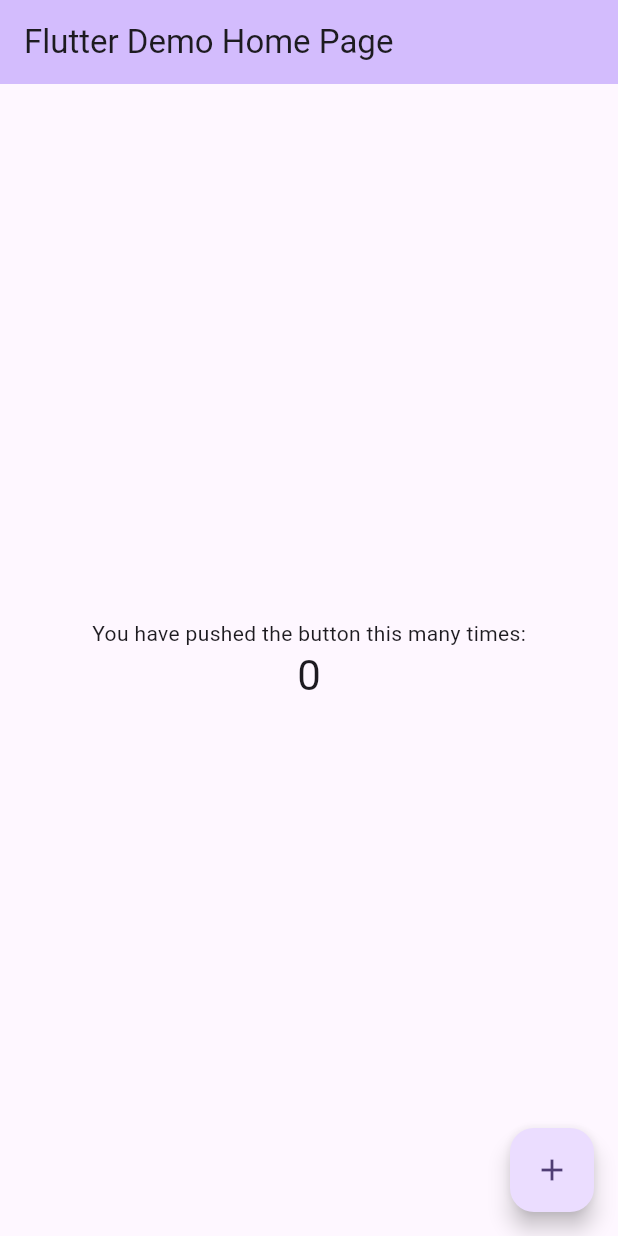
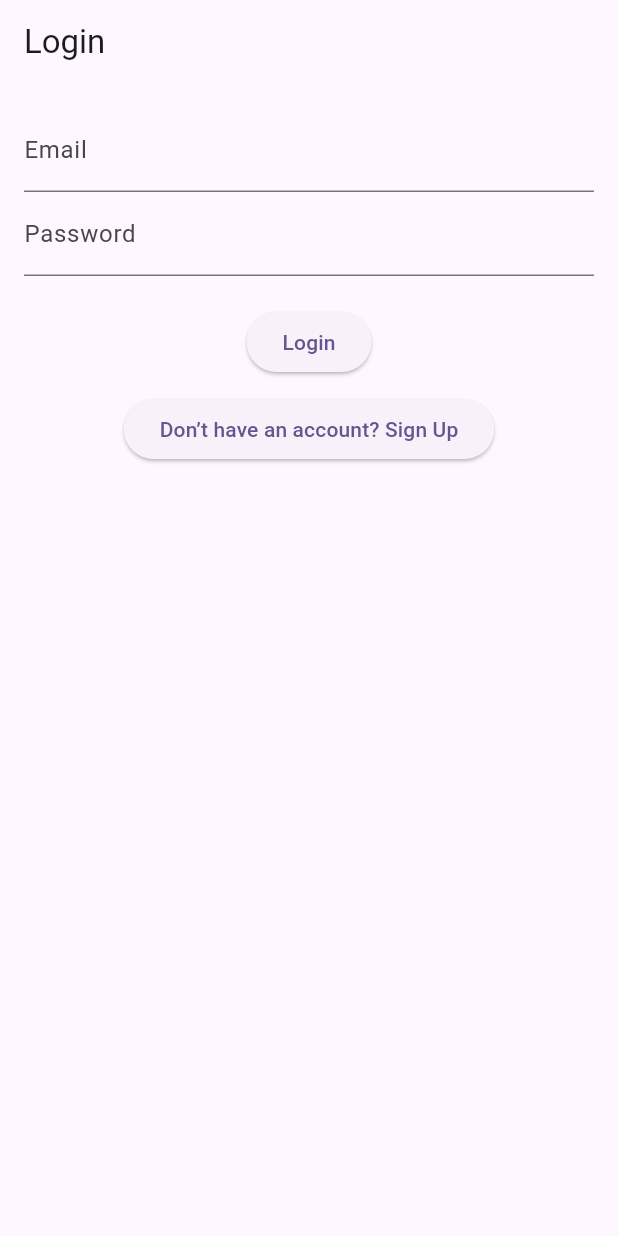
Before and after one commit to Muhammad-Saad-Muzamil/green_revive_app, a Flutter app: the screen it shows after launch, on a phone screen of 412 x 824 dp. Run offline on Flutter 3.47's test engine with Material 3 defaults, Android fonts, the light colour scheme and no system bars; our stand-ins replace firebase_auth, firebase_core; accounts and stored records are empty.

Commit message:
auth_complete

```diff
--- a/lib/main.dart
+++ b/lib/main.dart
@@ -1,4 +1,8 @@
+import 'package:firebase_auth/firebase_auth.dart';
 import 'package:firebase_core/firebase_core.dart';
+import 'package:greenreviveapp/pages/auth_pages/login_page.dart';
+
+import 'package:greenreviveapp/pages/home_page/home_page.dart';
 import 'firebase_options.dart';
 import 'package:flutter/material.dart';
 
@@ -13,119 +17,26 @@ void main() async{
 class MyApp extends StatelessWidget {
   const MyApp({super.key});
 
-  // This widget is the root of your application.
   @override
   Widget build(BuildContext context) {
     return MaterialApp(
       title: 'Flutter Demo',
       theme: ThemeData(
-        // This is the theme of your application.
-        //
-        // TRY THIS: Try running your application with "flutter run". You'll see
-        // the application has a purple toolbar. Then, without quitting the app,
-        // try changing the seedColor in the colorScheme below to Colors.green
-        // and then invoke "hot reload" (save your changes or press the "hot
-        // reload" button in a Flutter-supported IDE, or press "r" if you used
-        // the command line to start the app).
-        //
-        // Notice that the counter didn't reset back to zero; the application
-        // state is not lost during the reload. To reset the state, use hot
-        // restart instead.
-        //
-        // This works for code too, not just values: Most code changes can be
-        // tested with just a hot reload.
         colorScheme: ColorScheme.fromSeed(seedColor: Colors.deepPurple),
         useMaterial3: true,
       ),
-      home: const MyHomePage(title: 'Flutter Demo Home Page'),
+      home:AuthWrapper(),
     );
   }
 }
-
-class MyHomePage extends StatefulWidget {
-  const MyHomePage({super.key, required this.title});
-
-  // This widget is the home page of your application. It is stateful, meaning
-  // that it has a State object (defined below) that contains fields that affect
-  // how it looks.
-
-  // This class is the configuration for the state. It holds the values (in this
-  // case the title) provided by the parent (in this case the App widget) and
-  // used by the build method of the State. Fields in a Widget subclass are
-  // always marked "final".
-
-  final String title;
-
-  @override
-  State<MyHomePage> createState() => _MyHomePageState();
-}
-
-class _MyHomePageState extends State<MyHomePage> {
-  int _counter = 0;
-
-  void _incrementCounter() {
-    setState(() {
-      // This call to setState tells the Flutter framework that something has
-      // changed in this State, which causes it to rerun the build method below
-      // so that the display can reflect the updated values. If we changed
-      // _counter without calling setState(), then the build method would not be
-      // called again, and so nothing would appear to happen.
-      _counter++;
-    });
-  }
-
+class AuthWrapper extends StatelessWidget {
   @override
   Widget build(BuildContext context) {
-    // This method is rerun every time setState is called, for instance as done
-    // by the _incrementCounter method above.
-    //
-    // The Flutter framework has been optimized to make rerunning build methods
-    // fast, so that you can just rebuild anything that needs updating rather
-    // than having to individually change instances of widgets.
-    return Scaffold(
-      appBar: AppBar(
-        // TRY THIS: Try changing the color here to a specific color (to
-        // Colors.amber, perhaps?) and trigger a hot reload to see the AppBar
-        // change color while the other colors stay the same.
-        backgroundColor: Theme.of(context).colorScheme.inversePrimary,
-        // Here we take the value from the MyHomePage object that was created by
-        // the App.build method, and use it to set our appbar title.
-        title: Text(widget.title),
-      ),
-      body: Center(
-        // Center is a layout widget. It takes a single child and positions it
-        // in the middle of the parent.
-        child: Column(
-          // Column is also a layout widget. It takes a list of children and
-          // arranges them vertically. By default, it sizes itself to fit its
-          // children horizontally, and tries to be as tall as its parent.
-          //
-          // Column has various properties to control how it sizes itself and
-          // how it positions its children. Here we use mainAxisAlignment to
-          // center the children vertically; the main axis here is the vertical
-          // axis because Columns are vertical (the cross axis would be
-          // horizontal).
-          //
-          // TRY THIS: Invoke "debug painting" (choose the "Toggle Debug Paint"
-          // action in the IDE, or press "p" in the console), to see the
-          // wireframe for each widget.
-          mainAxisAlignment: MainAxisAlignment.center,
-          children: <Widget>[
-            const Text(
-              'You have pushed the button this many times:',
-            ),
-            Text(
-              '$_counter',
-              style: Theme.of(context).textTheme.headlineMedium,
-            ),
-          ],
-        ),
-      ),
-      floatingActionButton: FloatingActionButton(
-        onPressed: _incrementCounter,
-        tooltip: 'Increment',
-        child: const Icon(Icons.add),
-      ), // This trailing comma makes auto-formatting nicer for build methods.
-    );
-  }
-}
+    // Use FirebaseAuth to check if user is signed in
+    User? user = FirebaseAuth.instance.currentUser;
+    if (user == null) {
+      // If no user is signed in, show the Login screen
+      return LoginScreen();
+    } else {
+      // If a user is signed in, show the Home screen
+      return const HomePage();}}}
--- /dev/null
+++ b/lib/pages/auth_pages/login_page.dart
@@ -0,0 +1,90 @@
+import 'package:flutter/material.dart';
+import 'package:firebase_auth/firebase_auth.dart';
+import 'package:greenreviveapp/pages/auth_pages/signup_page.dart';
+import 'package:greenreviveapp/pages/home_page/home_page.dart';
+
+
+class LoginScreen extends StatefulWidget {
+  @override
+  _LoginScreenState createState() => _LoginScreenState();
+}
+
+class _LoginScreenState extends State<LoginScreen> {
+  final _formKey = GlobalKey<FormState>();
+  final TextEditingController _emailController = TextEditingController();
+  final TextEditingController _passwordController = TextEditingController();
+
+  Future<void> _login() async {
+    if (_formKey.currentState!.validate()) {
+      try {
+        await FirebaseAuth.instance.signInWithEmailAndPassword(
+          email: _emailController.text.trim(),
+          password: _passwordController.text,
+        );
+        Navigator.pushReplacement(
+          context,
+          MaterialPageRoute(builder: (context) => HomePage()),
+        );
+      } catch (e) {
+        ScaffoldMessenger.of(context).showSnackBar(
+          SnackBar(content: Text('Failed to login: $e')),
+        );
+      }
+    }
+  }
+
+  @override
+  Widget build(BuildContext context) {
+    return Scaffold(
+      appBar: AppBar(title: Text('Login')),
+      body: Padding(
+        padding: EdgeInsets.all(16.0),
+        child: Form(
+          key: _formKey,
+          child: Column(
+            children: [
+              TextFormField(
+                controller: _emailController,
+                decoration: InputDecoration(labelText: 'Email'),
+                validator: (value) {
+                  if (value == null || value.isEmpty) {
+                    return 'Please enter your email';
+                  } else if (!RegExp(r'^[^@]+@[^@]+\.[^@]+').hasMatch(value)) {
+                    return 'Please enter a valid email';
+                  }
+                  return null;
+                },
+              ),
+              TextFormField(
+                controller: _passwordController,
+                decoration: InputDecoration(labelText: 'Password'),
+                obscureText: true,
+                validator: (value) {
+                  if (value == null || value.isEmpty) {
+                    return 'Please enter your password';
+                  }
+                  return null;
+                },
+              ),
+              SizedBox(height: 20),
+              ElevatedButton(
+                onPressed: _login,
+                child: Text('Login'),
+              ),
+              SizedBox(height: 10),
+              ElevatedButton(
+                onPressed: () {
+                  Navigator.push(
+                    context,
+                    MaterialPageRoute(builder: (context) => SignupScreen()),
+                  );
+                },
+                child: Text('Don’t have an account? Sign Up'),
+              ),
+            ],
+          ),
+        ),
+      ),
+    );
+  }
+}
```
Also changed, not shown: lib/pages/auth_pages/signup_page.dart (added, +59 -0 lines), lib/pages/home_page/home_page.dart (added, +11 -0 lines).
